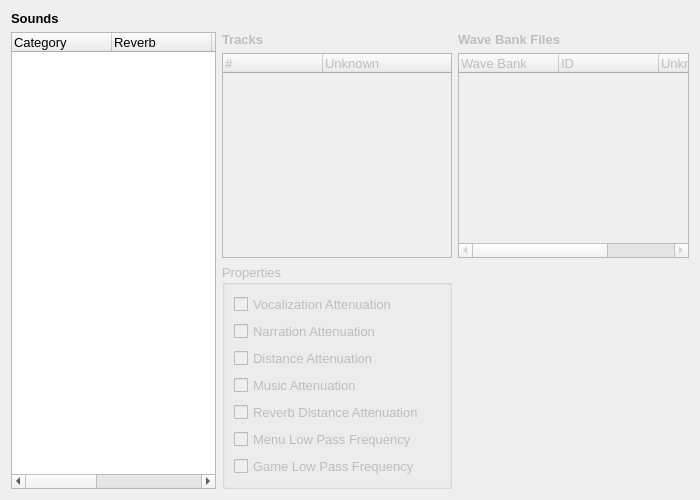
The window that ui/audio_sounds_document.ui (Lyrositor/BastionMod) describes before a commit, drawn with Qt 5.
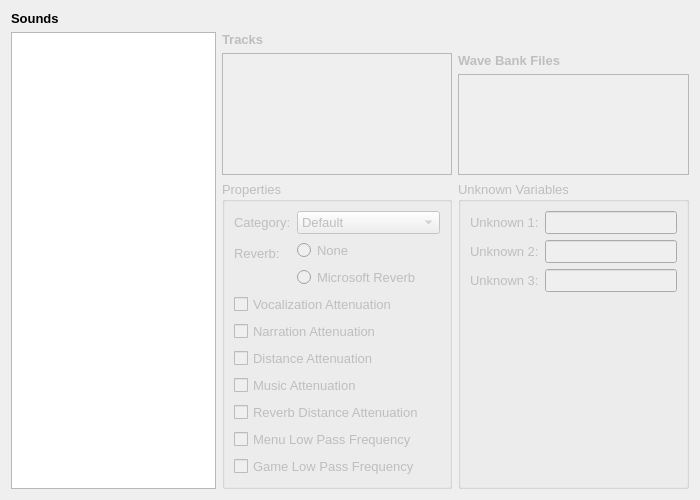
The same window after the commit.

Commit message: Add almost feature-complete Audio module.

Patch:
```diff
--- a/ui/audio_sounds_document.ui
+++ b/ui/audio_sounds_document.ui
@@ -23,95 +23,6 @@
    <locale language="English" country="UnitedStates"/>
   </property>
   <layout class="QGridLayout" name="gridLayout">
-   <item row="1" column="0">
-    <widget class="QTableWidget" name="sounds_table">
-     <property name="contextMenuPolicy">
-      <enum>Qt::CustomContextMenu</enum>
-     </property>
-     <property name="alternatingRowColors">
-      <bool>true</bool>
-     </property>
-     <property name="sortingEnabled">
-      <bool>true</bool>
-     </property>
-     <property name="rowCount">
-      <number>0</number>
-     </property>
-     <attribute name="horizontalHeaderStretchLastSection">
-      <bool>true</bool>
-     </attribute>
-     <column>
-      <property name="text">
-       <string>Category</string>
-      </property>
-      <property name="font">
-       <font>
-        <family>Arial</family>
-        <pointsize>10</pointsize>
-       </font>
-      </property>
-      <property name="textAlignment">
-       <set>AlignLeft|AlignVCenter</set>
-      </property>
-     </column>
-     <column>
-      <property name="text">
-       <string>Reverb</string>
-      </property>
-      <property name="font">
-       <font>
-        <family>Arial</family>
-        <pointsize>10</pointsize>
-       </font>
-      </property>
-      <property name="textAlignment">
-       <set>AlignLeft|AlignVCenter</set>
-      </property>
-     </column>
-     <column>
-      <property name="text">
-       <string>Unknown 1</string>
-      </property>
-      <property name="font">
-       <font>
-        <family>Arial</family>
-        <pointsize>10</pointsize>
-       </font>
-      </property>
-      <property name="textAlignment">
-       <set>AlignLeft|AlignVCenter</set>
-      </property>
-     </column>
-     <column>
-      <property name="text">
-       <string>Unknown 2</string>
-      </property>
-      <property name="font">
-       <font>
-        <family>Arial</family>
-        <pointsize>10</pointsize>
-       </font>
-      </property>
-      <property name="textAlignment">
-       <set>AlignLeft|AlignVCenter</set>
-      </property>
-     </column>
-     <column>
-      <property name="text">
-       <string>Unknown 3</string>
-      </property>
-      <property name="font">
-       <font>
-        <family>Arial</family>
-        <pointsize>10</pointsize>
-       </font>
-      </property>
-      <property name="textAlignment">
-       <set>AlignLeft|AlignVCenter</set>
-      </property>
-     </column>
-    </widget>
-   </item>
    <item row="0" column="0">
     <widget class="QLabel" name="sounds_label">
      <property name="font">
@@ -127,105 +38,6 @@
    </item>
    <item row="1" column="1">
     <layout class="QGridLayout" name="sound_settings">
-     <item row="1" column="1">
-      <widget class="QTableWidget" name="wave_bank_files_table">
-       <property name="enabled">
-        <bool>false</bool>
-       </property>
-       <property name="contextMenuPolicy">
-        <enum>Qt::CustomContextMenu</enum>
-       </property>
-       <property name="sortingEnabled">
-        <bool>false</bool>
-       </property>
-       <attribute name="horizontalHeaderStretchLastSection">
-        <bool>true</bool>
-       </attribute>
-       <column>
-        <property name="text">
-         <string>Wave Bank</string>
-        </property>
-        <property name="font">
-         <font>
-          <family>Arial</family>
-          <pointsize>10</pointsize>
-         </font>
-        </property>
-        <property name="textAlignment">
-         <set>AlignLeft|AlignVCenter</set>
-        </property>
-       </column>
-       <column>
-        <property name="text">
-         <string>ID</string>
-        </property>
-        <property name="font">
-         <font>
-          <family>Arial</family>
-          <pointsize>10</pointsize>
-         </font>
-        </property>
-        <property name="textAlignment">
-         <set>AlignLeft|AlignVCenter</set>
-        </property>
-       </column>
-       <column>
-        <property name="text">
-         <string>Unknown</string>
-        </property>
-        <property name="font">
-         <font>
-          <family>Arial</family>
-          <pointsize>10</pointsize>
-         </font>
-        </property>
-        <property name="textAlignment">
-         <set>AlignLeft|AlignVCenter</set>
-        </property>
-       </column>
-      </widget>
-     </item>
-     <item row="1" column="0">
-      <widget class="QTableWidget" name="tracks_table">
-       <property name="enabled">
-        <bool>false</bool>
-       </property>
-       <property name="contextMenuPolicy">
-        <enum>Qt::CustomContextMenu</enum>
-       </property>
-       <attribute name="horizontalHeaderStretchLastSection">
-        <bool>true</bool>
-       </attribute>
-       <column>
-        <property name="text">
-         <string>#</string>
-        </property>
-        <property name="font">
-         <font>
-          <family>Arial</family>
-          <pointsize>10</pointsize>
-         </font>
-        </property>
-        <property name="textAlignment">
-         <set>AlignLeft|AlignVCenter</set>
-        </property>
-       </column>
-       <column>
-        <property name="text">
-         <string>Unknown</string>
-        </property>
-        <property name="font">
-         <font>
-          <family>Arial</family>
-          <pointsize>10</pointsize>
-         </font>
-        </property>
-        <property name="textAlignment">
-         <set>AlignLeft|AlignVCenter</set>
-        </property>
-       </column>
-      </widget>
-     </item>
      <item row="0" column="0">
       <widget class="QLabel" name="tracks_label">
        <property name="enabled">
@@ -242,6 +54,78 @@
        </property>
       </widget>
      </item>
+     <item row="2" column="1">
+      <widget class="QGroupBox" name="unknown_box">
+       <property name="enabled">
+        <bool>false</bool>
+       </property>
+       <property name="title">
+        <string>Unknown Variables</string>
+       </property>
+       <layout class="QFormLayout" name="formLayout">
+        <property name="fieldGrowthPolicy">
+         <enum>QFormLayout::AllNonFixedFieldsGrow</enum>
+        </property>
+        <item row="0" column="0">
+         <widget class="QLabel" name="unknown1_label">
+          <property name="text">
+           <string>Unknown 1:</string>
+          </property>
+         </widget>
+        </item>
+        <item row="0" column="1">
+         <widget class="QLineEdit" name="unknown1_edit">
+          <property name="font">
+           <font>
+            <family>Monospace</family>
+           </font>
+          </property>
+          <property name="maxLength">
+           <number>11</number>
+          </property>
+         </widget>
+        </item>
+        <item row="1" column="0">
+         <widget class="QLabel" name="unknown2_label">
+          <property name="text">
+           <string>Unknown 2:</string>
+          </property>
+         </widget>
+        </item>
+        <item row="1" column="1">
+         <widget class="QLineEdit" name="unknown2_edit">
+          <property name="font">
+           <font>
+            <family>Monospace</family>
+           </font>
+          </property>
+          <property name="maxLength">
+           <number>11</number>
+          </property>
+         </widget>
+        </item>
+        <item row="2" column="0">
+         <widget class="QLabel" name="unknown3_label">
+          <property name="text">
+           <string>Unknown 3:</string>
+          </property>
+         </widget>
+        </item>
+        <item row="2" column="1">
+         <widget class="QLineEdit" name="unknown3_edit">
+          <property name="font">
+           <font>
+            <family>Monospace</family>
+           </font>
+          </property>
+          <property name="maxLength">
+           <number>11</number>
+          </property>
+         </widget>
+        </item>
+       </layout>
+      </widget>
+     </item>
      <item row="2" column="0">
       <widget class="QGroupBox" name="properties_box">
        <property name="enabled">
@@ -250,7 +134,94 @@
        <property name="title">
         <string>Properties</string>
        </property>
+       <property name="flat">
+        <bool>false</bool>
+       </property>
+       <property name="checkable">
+        <bool>false</bool>
+       </property>
        <layout class="QVBoxLayout" name="verticalLayout">
+        <item>
+         <layout class="QFormLayout" name="category_box">
+          <item row="0" column="0">
+           <widget class="QLabel" name="category_label">
+            <property name="text">
+             <string>Category:</string>
+            </property>
+           </widget>
+          </item>
+          <item row="0" column="1">
+           <widget class="QComboBox" name="category_list">
+            <property name="currentIndex">
+             <number>0</number>
+            </property>
+            <item>
+             <property name="text">
+              <string>Default</string>
+             </property>
+            </item>
+            <item>
+             <property name="text">
+              <string>Music</string>
+             </property>
+            </item>
+            <item>
+             <property name="text">
+              <string>ImpactsAndDeath</string>
+             </property>
+            </item>
+            <item>
+             <property name="text">
+              <string>UI</string>
+             </property>
+            </item>
+            <item>
+             <property name="text">
+              <string>Narration</string>
+             </property>
+            </item>
+            <item>
+             <property name="text">
+              <string>UniqueNarration</string>
+             </property>
+            </item>
+            <item>
+             <property name="text">
+              <string>PORTAL VO</string>
+             </property>
+            </item>
+           </widget>
+          </item>
+          <item row="1" column="0">
+           <widget class="QLabel" name="reverb_label">
+            <property name="text">
+             <string>Reverb:</string>
+            </property>
+           </widget>
+          </item>
+          <item row="1" column="1">
+           <layout class="QVBoxLayout" name="reverb_list">
+            <item>
+             <widget class="QRadioButton" name="reverb_none">
+              <property name="enabled">
+               <bool>false</bool>
+              </property>
+              <property name="text">
+               <string>None</string>
+              </property>
+             </widget>
+            </item>
+            <item>
+             <widget class="QRadioButton" name="reverb_microsoft">
+              <property name="text">
+               <string>Microsoft Reverb</string>
+              </property>
+             </widget>
+            </item>
+           </layout>
+          </item>
+         </layout>
+        </item>
         <item>
          <widget class="QCheckBox" name="property_6">
           <property name="text">
@@ -324,24 +295,67 @@
        </layout>
       </widget>
      </item>
-     <item row="0" column="1">
-      <widget class="QLabel" name="wave_bank_files_label">
+     <item row="1" column="1">
+      <layout class="QVBoxLayout" name="tracks_box">
+       <item>
+        <widget class="QLabel" name="wave_bank_files_label">
+         <property name="enabled">
+          <bool>false</bool>
+         </property>
+         <property name="font">
+          <font>
+           <weight>75</weight>
+           <bold>true</bold>
+          </font>
+         </property>
+         <property name="text">
+          <string>Wave Bank Files</string>
+         </property>
+        </widget>
+       </item>
+       <item>
+        <widget class="QListWidget" name="wave_bank_files_list">
+         <property name="enabled">
+          <bool>false</bool>
+         </property>
+         <property name="contextMenuPolicy">
+          <enum>Qt::ActionsContextMenu</enum>
+         </property>
+         <property name="alternatingRowColors">
+          <bool>true</bool>
+         </property>
+        </widget>
+       </item>
+      </layout>
+     </item>
+     <item row="1" column="0">
+      <widget class="QListWidget" name="tracks_list">
        <property name="enabled">
         <bool>false</bool>
        </property>
-       <property name="font">
-        <font>
-         <weight>75</weight>
-         <bold>true</bold>
-        </font>
+       <property name="contextMenuPolicy">
+        <enum>Qt::ActionsContextMenu</enum>
        </property>
-       <property name="text">
-        <string>Wave Bank Files</string>
+       <property name="alternatingRowColors">
+        <bool>true</bool>
        </property>
       </widget>
      </item>
     </layout>
    </item>
+   <item row="1" column="0">
+    <widget class="QListWidget" name="sounds_list">
+     <property name="cursor" stdset="0">
+      <cursorShape>ArrowCursor</cursorShape>
+     </property>
+     <property name="contextMenuPolicy">
+      <enum>Qt::ActionsContextMenu</enum>
+     </property>
+     <property name="alternatingRowColors">
+      <bool>true</bool>
+     </property>
+    </widget>
+   </item>
   </layout>
  </widget>
  <resources/>
```
Left out of the diff: 28 changed lines with no effect on the pictures. The commit also changes 17 other files.
